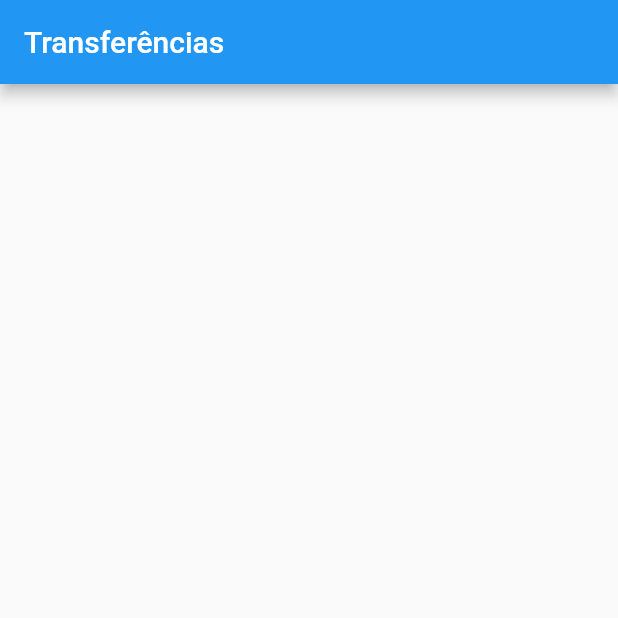
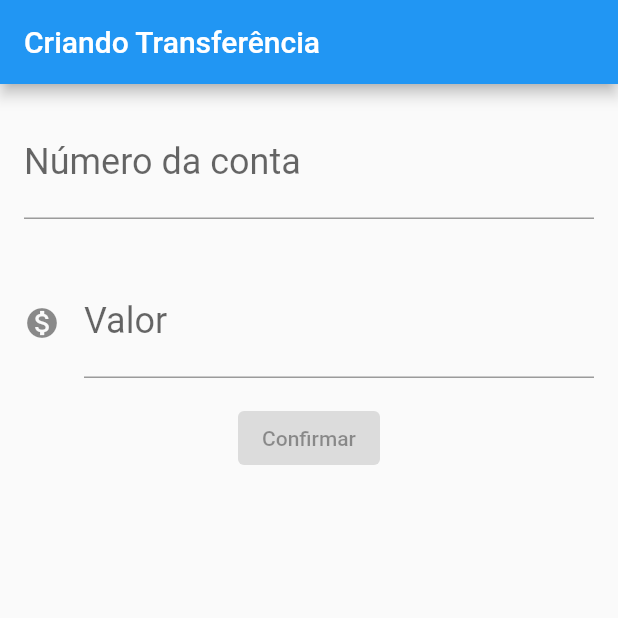
Before and after one commit to donadonandre/bytebank_app, a Flutter app: the screen it shows after launch, on a phone screen of 412 x 824 dp, the top half of it. Run offline on Flutter 3.47's test engine with Material 2 defaults, Android fonts, the phone set to English and light mode, and no system bars; missing offline and left inert: dart:ffi.

Commit message:
C1-A3: Finalizando a tela

```diff
--- a/lib/main.dart
+++ b/lib/main.dart
@@ -1,3 +1,4 @@
+import 'dart:ffi';
 import 'dart:ui';
 
 import 'package:flutter/material.dart';
@@ -12,9 +13,6 @@ class ByteBankApp extends StatelessWidget {
     return MaterialApp(
       home: Scaffold(
         body: FormularioTransferencia(),
-        appBar: AppBar(
-          title: Text('Transferências'),
-        ),
       ),
     );
   }
@@ -24,7 +22,44 @@ class ByteBankApp extends StatelessWidget {
 class FormularioTransferencia extends StatelessWidget {
   @override
   Widget build(BuildContext context) {
-    return Container();
+    return Scaffold(
+      appBar: AppBar(title: Text('Criando Transferência'),),
+      body: Column(
+        children: <Widget>[
+          Padding(
+            padding: const EdgeInsets.all(16.0),
+            child: TextField(
+              style: TextStyle(
+                fontSize: 24.0
+              ),
+              decoration: InputDecoration(
+                labelText: 'Número da conta',
+                hintText: '0000'
+              ),
+              keyboardType: TextInputType.number,
+            ),
+          ),
+          Padding(
+            padding: const EdgeInsets.all(16.0),
+            child: TextField(
+              style: TextStyle(
+                fontSize: 24.0
+              ),
+              decoration: InputDecoration(
+                icon: Icon(Icons.monetization_on),
+                labelText: 'Valor',
+                hintText: '0.00'
+              ),
+              keyboardType: TextInputType.number,
+            ),
+          ),
+          ElevatedButton(
+              onPressed: null,
+              child: Text('Confirmar')
+          )
+        ],
+      ),
+    );
   }
 
 }
```
